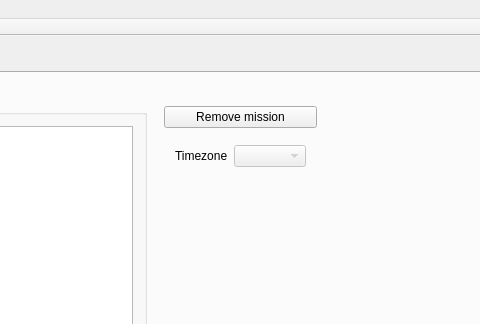
Old version of the form mainwindow.ui in the repository debelyoo/catamaran-ui; both pictures show x 597 to 1077 and y 0 to 324 of the 1360 by 730 pixel window.
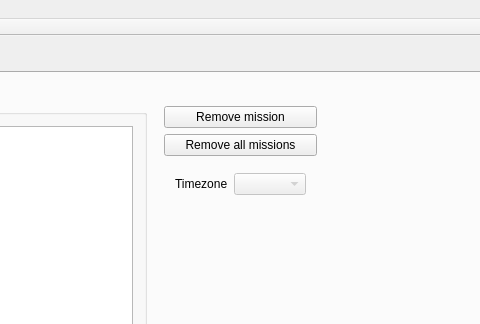
New version of the form. The open tabs and pages were chosen to show the change. Icons and pictures are not drawn.

Commit message: persist sensor config in DB, add remove all button for missions, remove debug messages

```diff
--- a/mainwindow.ui
+++ b/mainwindow.ui
@@ -1472,6 +1472,13 @@
                 </property>
                </widget>
               </item>
+              <item>
+               <widget class="QPushButton" name="removeAllMissionBtn">
+                <property name="text">
+                 <string>Remove all missions</string>
+                </property>
+               </widget>
+              </item>
               <item>
                <widget class="QWidget" name="widget_3" native="true">
                 <layout class="QHBoxLayout" name="horizontalLayout_8">
```
Left out of the diff: 2 changed lines with no effect on the pictures. The commit also changes 6 other files.
